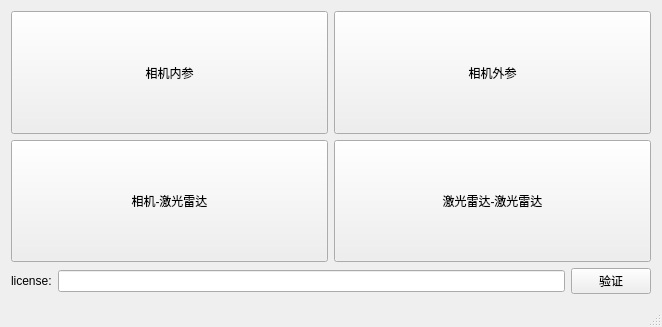
First picture: the form in calibration.ui, repository JinwuuChen/calibration, before the edit.
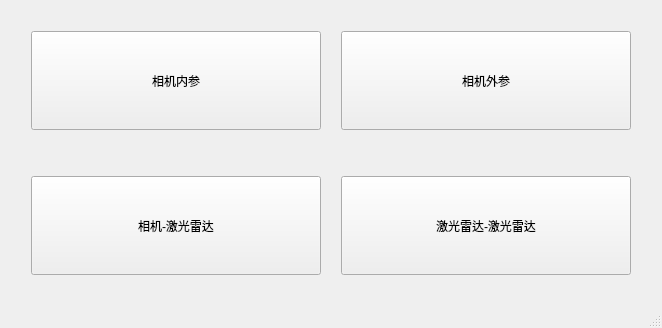
Second picture: the form after the edit.

Commit message: license in license.license

```diff
--- a/calibration.ui
+++ b/calibration.ui
@@ -7,7 +7,7 @@
     <x>0</x>
     <y>0</y>
     <width>662</width>
-    <height>327</height>
+    <height>328</height>
    </rect>
   </property>
   <property name="windowTitle">
@@ -17,6 +17,21 @@
    <layout class="QVBoxLayout" name="verticalLayout">
     <item>
      <layout class="QHBoxLayout" name="horizontalLayout_2">
+      <property name="spacing">
+       <number>20</number>
+      </property>
+      <property name="leftMargin">
+       <number>20</number>
+      </property>
+      <property name="topMargin">
+       <number>20</number>
+      </property>
+      <property name="rightMargin">
+       <number>20</number>
+      </property>
+      <property name="bottomMargin">
+       <number>20</number>
+      </property>
       <item>
        <widget class="QPushButton" name="pushButton_3">
         <property name="sizePolicy">
@@ -47,6 +62,21 @@
     </item>
     <item>
      <layout class="QHBoxLayout" name="horizontalLayout_3">
+      <property name="spacing">
+       <number>20</number>
+      </property>
+      <property name="leftMargin">
+       <number>20</number>
+      </property>
+      <property name="topMargin">
+       <number>20</number>
+      </property>
+      <property name="rightMargin">
+       <number>20</number>
+      </property>
+      <property name="bottomMargin">
+       <number>20</number>
+      </property>
       <item>
        <widget class="QPushButton" name="pushButton_8">
         <property name="sizePolicy">
@@ -75,27 +105,6 @@
       </item>
      </layout>
     </item>
-    <item>
-     <layout class="QHBoxLayout" name="horizontalLayout">
-      <item>
-       <widget class="QLabel" name="label">
-        <property name="text">
-         <string>license:</string>
-        </property>
-       </widget>
-      </item>
-      <item>
-       <widget class="QLineEdit" name="lineEdit"/>
-      </item>
-      <item>
-       <widget class="QPushButton" name="pushButton">
-        <property name="text">
-         <string>验证</string>
-        </property>
-       </widget>
-      </item>
-     </layout>
-    </item>
    </layout>
   </widget>
   <widget class="QStatusBar" name="statusBar"/>
```
The commit also changes 6 other files.
